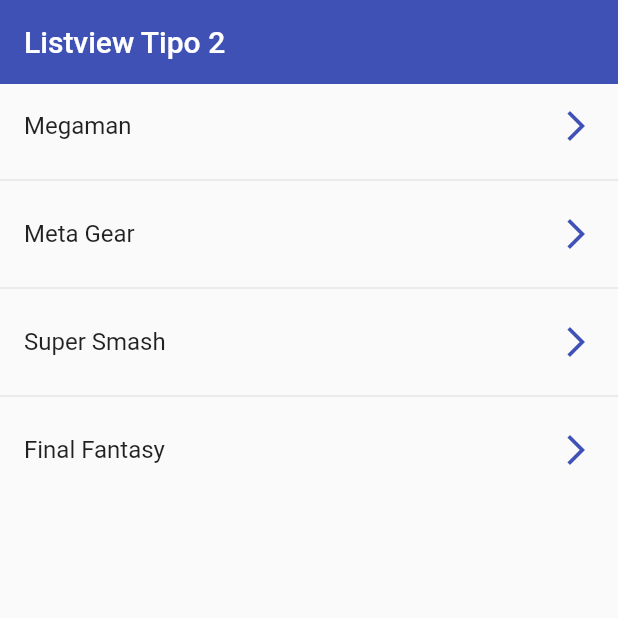
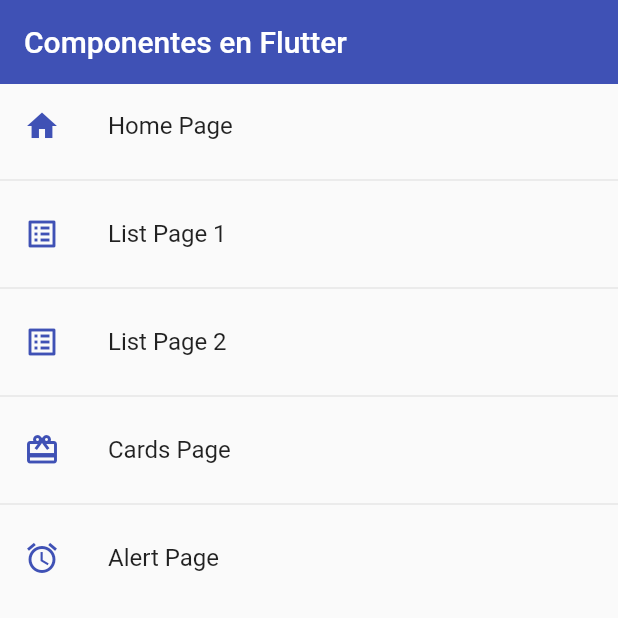
Before and after one commit to dagsis/fl_component, a Flutter app: the screen it shows after launch, on a phone screen of 412 x 824 dp, the top half of it. Run offline on Flutter 3.47's test engine with Material 2 defaults, Android fonts, the phone set to English and light mode, and no system bars.

Commit message:
Card y Listview

```diff
--- a/lib/main.dart
+++ b/lib/main.dart
@@ -1,4 +1,7 @@
-import 'package:fl_component/pages/listview2_page.dart';
+
+import 'package:fl_component/pages/pages.dart';
+import 'package:fl_component/routers/app_routers.dart';
+import 'package:fl_component/theme/app_theme.dart';
 import 'package:flutter/material.dart';
 
 void main() => runApp(const MyApp());
@@ -11,7 +14,10 @@ class MyApp extends StatelessWidget {
     return MaterialApp(
       debugShowCheckedModeBanner: false,
       title: 'Material App',
-      home: const Listview2Page()
+      initialRoute: AppRoutes.initialRoute,
+      routes: AppRoutes.getAppRoutes(),
+      onGenerateRoute: AppRoutes.onGenerateRoyte,
+      theme: AppTheme.lightTheme
     );
   }
 }
--- /dev/null
+++ b/lib/models/menu_option.dart
@@ -0,0 +1,16 @@
+import 'package:flutter/cupertino.dart';
+import 'package:flutter/material.dart' show IconData;
+
+class MenuOption {
+  final String route;
+  final IconData icon;
+  final String name;
+  final Widget page;
+
+  MenuOption({
+     required this.route,
+     required this.icon,
+     required this.name,
+     required this.page});
+
+}
--- /dev/null
+++ b/lib/models/models.dart
@@ -0,0 +1 @@
+export  'package:fl_component/models/menu_option.dart';
--- /dev/null
+++ b/lib/pages/home_page.dart
@@ -0,0 +1,29 @@
+import 'package:fl_component/pages/pages.dart';
+import 'package:fl_component/routers/app_routers.dart';
+import 'package:fl_component/theme/app_theme.dart';
+import 'package:flutter/material.dart';
+
+class HomePage extends StatelessWidget {
+  const HomePage({Key? key}) : super(key: key);
+
+  @override
+  Widget build(BuildContext context) {
+    final menuOption = AppRoutes.menuOptions;
+    return   Scaffold(
+      appBar: AppBar(
+        elevation: 0,
+        title: const Text('Componentes en Flutter'),
+      ),
+      body: ListView.separated(
+          itemBuilder: (context,index)  => ListTile(
+            leading: Icon(menuOption[index].icon,color: AppTheme.primary,),
+            title: Text(menuOption[index].name),
+            onTap: () {
+             Navigator.pushNamed(context, menuOption[index].route);
+            },
+          ),
+          separatorBuilder: (_,__) => const Divider(),
+          itemCount: menuOption.length)
+    );
+  }
+}
--- a/lib/pages/listview1_page.dart
+++ b/lib/pages/listview1_page.dart
@@ -1,3 +1,4 @@
+import 'package:fl_component/theme/app_theme.dart';
 import 'package:flutter/material.dart';
 class Listview1Page extends StatelessWidget {
   const Listview1Page({Key? key}) : super(key: key);
@@ -16,7 +17,7 @@ class Listview1Page extends StatelessWidget {
         children:  [
           ...options.map((e) => ListTile(
             title: Text(e),
-            trailing: const Icon(Icons.arrow_forward_ios_outlined),
+            trailing: const Icon(Icons.arrow_forward_ios_outlined,color: AppTheme.primary,),
           ) ).toList()
 
         ],
--- a/lib/pages/listview2_page.dart
+++ b/lib/pages/listview2_page.dart
@@ -1,3 +1,4 @@
+import 'package:fl_component/theme/app_theme.dart';
 import 'package:flutter/material.dart';
 class Listview2Page extends StatelessWidget {
   const Listview2Page({Key? key}) : super(key: key);
@@ -8,8 +9,6 @@ class Listview2Page extends StatelessWidget {
   Widget build(BuildContext context) {
     return  Scaffold(
       appBar: AppBar(
-        elevation: 0,
-        backgroundColor: Colors.indigo,
         title: const  Text(
           'Listview Tipo 2'
         ),
@@ -17,7 +16,7 @@ class Listview2Page extends StatelessWidget {
       body: ListView.separated(
         itemBuilder: (context, index) =>  ListTile(
           title: Text(options[index]),
-          trailing: const Icon(Icons.arrow_forward_ios_outlined,color: Colors.indigo,),
+          trailing: const Icon(Icons.arrow_forward_ios_outlined,color: AppTheme.primary),
           onTap: () {
             final game = options[index];
             print(game);
--- /dev/null
+++ b/lib/pages/pages.dart
@@ -0,0 +1,5 @@
+export 'package:fl_component/pages/alert_page.dart';
+export 'package:fl_component/pages/cards_page.dart';
+export 'package:fl_component/pages/listview1_page.dart';
+export 'package:fl_component/pages/listview2_page.dart';
+export 'package:fl_component/pages/home_page.dart';
--- /dev/null
+++ b/lib/routers/app_routers.dart
@@ -0,0 +1,33 @@
+import 'package:fl_component/models/models.dart';
+import 'package:fl_component/pages/pages.dart';
+import 'package:flutter/material.dart';
+
+class AppRoutes {
+  static const initialRoute = 'home';
+
+  static final menuOptions = <MenuOption>[
+    MenuOption(route: 'home', icon: Icons.home, name: 'Home Page', page: HomePage()),
+    MenuOption(route: 'listview1', icon: Icons.list_alt_outlined, name: 'List Page 1', page: Listview1Page()),
+    MenuOption(route: 'listview2', icon: Icons.list_alt_outlined, name: 'List Page 2', page: Listview2Page()),
+    MenuOption(route: 'card', icon: Icons.card_giftcard, name: 'Cards Page', page: CardsPage()),
+    MenuOption(route: 'alert', icon: Icons.alarm, name: 'Alert Page', page: AlertPage()),
+  ];
+
+  static Map<String, Widget Function(BuildContext)> getAppRoutes(){
+
+    Map<String, Widget Function(BuildContext)> appRoutes = {};
+
+    for (final option in menuOptions) {
+      appRoutes.addAll({option.route: (BuildContext) => option.page});
+    }
+
+    return appRoutes;
+  }
+
+  static Route<dynamic> onGenerateRoyte(RouteSettings settings) {
+    return MaterialPageRoute(builder: (context) => const AlertPage(),
+    );
+  }
+
+
+}
--- /dev/null
+++ b/lib/theme/app_theme.dart
@@ -0,0 +1,26 @@
+import 'package:flutter/material.dart';
+
+class AppTheme {
+  static const Color primary = Colors.indigo;
+
+  static final ThemeData lightTheme = ThemeData.light().copyWith(
+      primaryColor: primary,
+      appBarTheme: const AppBarTheme(
+      backgroundColor: primary,
+      elevation: 0
+      ),
+      textButtonTheme: TextButtonThemeData(style: TextButton.styleFrom(foregroundColor: primary))
+  );
+
+  static final ThemeData DarkTheme = ThemeData.dark().copyWith(
+      primaryColor: primary,
+      appBarTheme: const AppBarTheme(
+          backgroundColor: primary,
+          elevation: 0
+      ),
+    scaffoldBackgroundColor: Colors.black,
+    textButtonTheme: TextButtonThemeData(style: TextButton.styleFrom(foregroundColor: primary))
+
+  );
+
+}
--- /dev/null
+++ b/lib/widgets/widgets.dart
@@ -0,0 +1,3 @@
+
+export  'package:fl_component/widgets/custom_card_type1.dart';
+export  'package:fl_component/widgets/custom_card_type2.dart';
--- a/pubspec.yaml
+++ b/pubspec.yaml
@@ -60,8 +60,8 @@ flutter:
   uses-material-design: true
 
   # To add assets to your application, add an assets section, like this:
-  # assets:
-  #   - images/a_dot_burr.jpeg
+  assets:
+    - assets/img/
   #   - images/a_dot_ham.jpeg
 
   # An image asset can refer to one or more resolution-specific "variants", see
```
Also changed, not shown: lib/pages/alert_page.dart (added, +14 -0 lines), lib/pages/cards_page.dart (added, +27 -0 lines), lib/pages/nueva_page.dart (added, +14 -0 lines), lib/widgets/custom_card_type1.dart (added, +37 -0 lines), lib/widgets/custom_card_type2.dart (added, +36 -0 lines), assets/img/jar-loading.gif (added).
